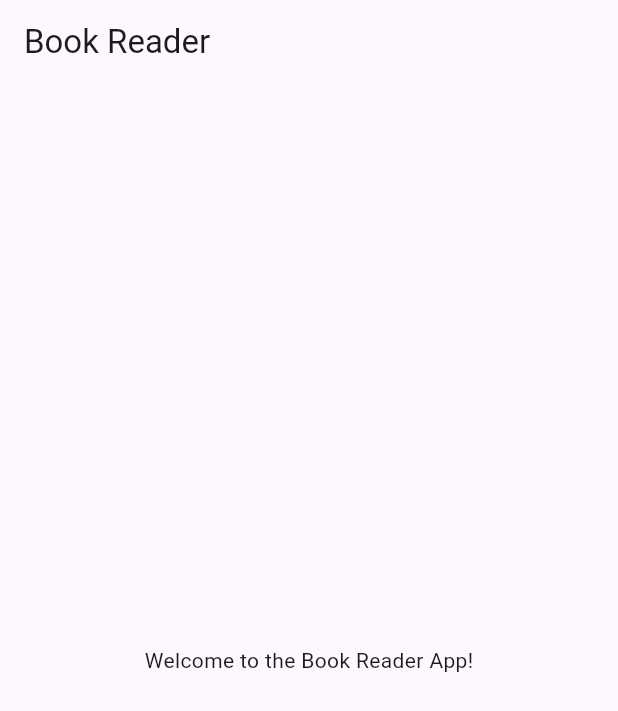
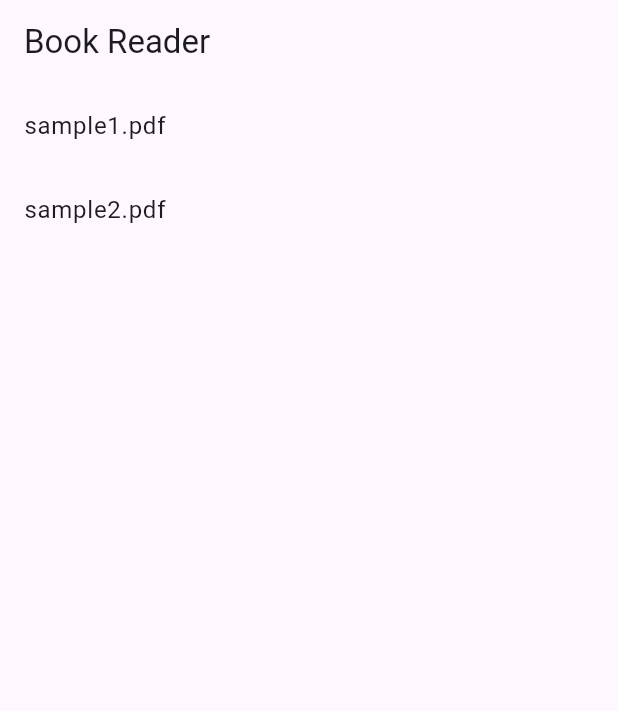
Before and after one commit to lytuan123/MobileBookReaderApp, a Flutter app: the screen it shows after launch, on a phone screen of 412 x 824 dp. Shown: the top 711 px of the screen. Run offline on Flutter 3.47's test engine with Material 3 defaults, Android fonts, the phone set to English and light mode, and no system bars; missing offline and left inert: flutter_pdfview.

Commit message:
Update main.dart

```diff
--- a/lib/main.dart
+++ b/lib/main.dart
@@ -1,4 +1,7 @@
 import 'package:flutter/material.dart';
+import 'package:flutter_pdfview/flutter_pdfview.dart';
+import 'package:path_provider/path_provider.dart';
+import 'dart:io';
 
 void main() {
   runApp(MyApp());
@@ -18,15 +21,51 @@ class MyApp extends StatelessWidget {
 }
 
 class HomeScreen extends StatelessWidget {
+  // Tạm thời dùng danh sách các file PDF mẫu. Cập nhật tên file theo file PDF trong thư mục assets/books
+  final List<String> _bookFiles = ['sample1.pdf', 'sample2.pdf'];
+
   @override
   Widget build(BuildContext context) {
     return Scaffold(
       appBar: AppBar(
         title: Text('Book Reader'),
       ),
-      body: Center(
-        child: Text('Welcome to the Book Reader App!'),
+      body: ListView.builder(
+        itemCount: _bookFiles.length,
+        itemBuilder: (context, index) {
+          String fileName = _bookFiles[index];
+          return ListTile(
+            title: Text(fileName),
+            onTap: () async {
+              final filePath = 'assets/books/$fileName';
+              Navigator.push(
+                context,
+                MaterialPageRoute(
+                  builder: (context) => PDFViewerScreen(filePath: filePath),
+                ),
+              );
+            },
+          );
+        },
       ),
     );
   }
 }
+
+class PDFViewerScreen extends StatelessWidget {
+  final String filePath;
+
+  PDFViewerScreen({required this.filePath});
+
+  @override
+  Widget build(BuildContext context) {
+    return Scaffold(
+      appBar: AppBar(
+        title: Text('Reading PDF'),
+      ),
+      body: PDFView(
+        filePath: filePath,
+      ),
+    );
+  }
+}
```
